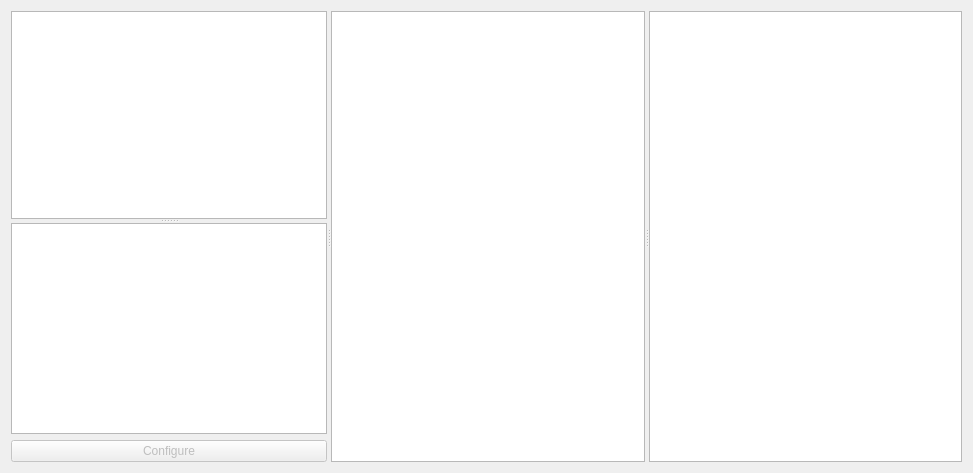
This is ScannerInspectionTool/CalibrationWindow.ui in crener/MultiCapture-InspectionTool as Qt 5 draws it before an edit. The edited form follows.
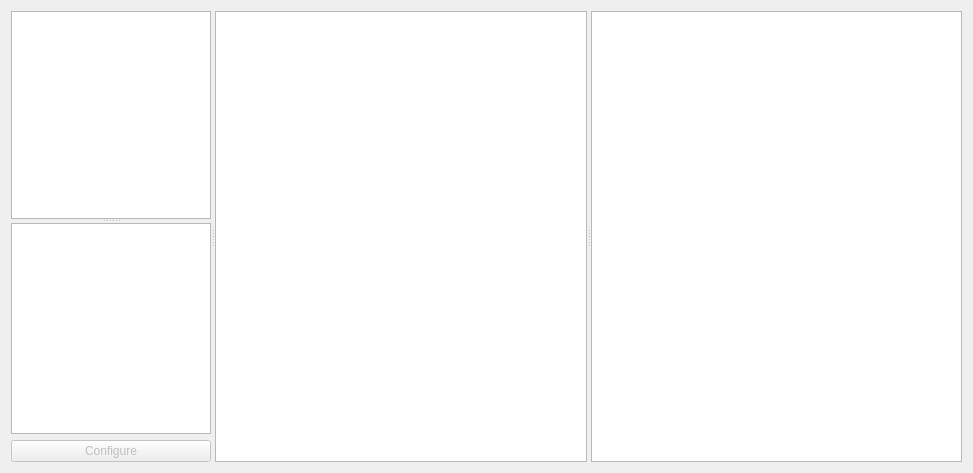
This is the edited form.

Commit message: Added camera and stereo calibration

```diff
--- a/ScannerInspectionTool/CalibrationWindow.ui
+++ b/ScannerInspectionTool/CalibrationWindow.ui
@@ -20,10 +20,22 @@
       <enum>Qt::Horizontal</enum>
      </property>
      <widget class="QSplitter" name="keySplitter">
+      <property name="maximumSize">
+       <size>
+        <width>200</width>
+        <height>16777215</height>
+       </size>
+      </property>
       <property name="orientation">
        <enum>Qt::Vertical</enum>
       </property>
       <widget class="QListView" name="imageSets">
+       <property name="maximumSize">
+        <size>
+         <width>200</width>
+         <height>16777215</height>
+        </size>
+       </property>
        <property name="editTriggers">
         <set>QAbstractItemView::NoEditTriggers</set>
        </property>
```
The commit also changes 11 other files.
